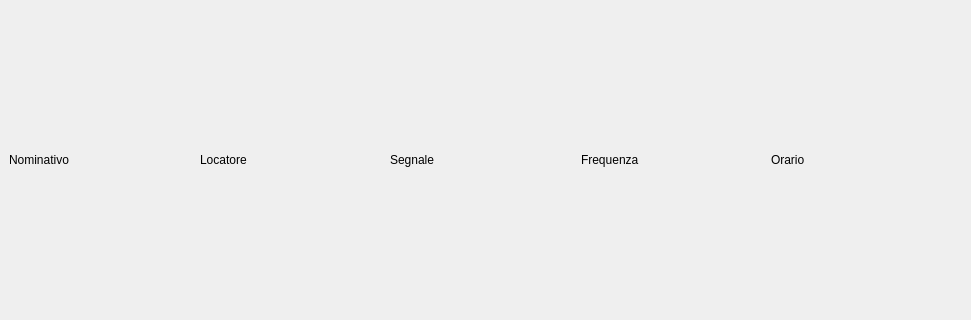
DoppiaZeta/RFLog, file mainwindow.ui: the form before one commit; both pictures show x 0 to 971 and y 138 to 458 of the 971 by 599 pixel window.
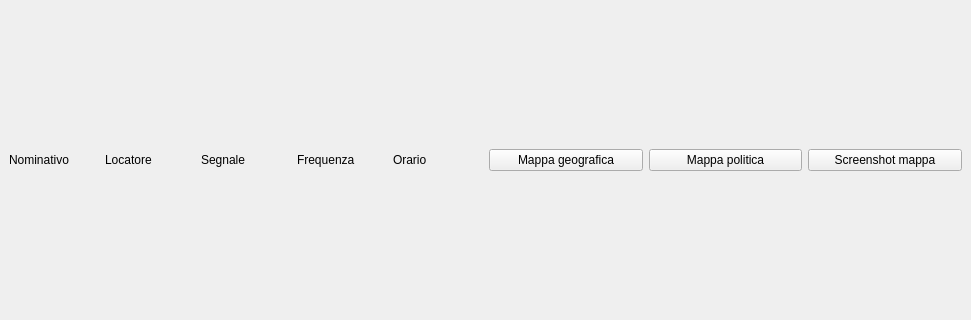
The form after the commit.

Commit message: mappa geofrafica mappa politica

Diff of the .ui file:
```diff
--- a/mainwindow.ui
+++ b/mainwindow.ui
@@ -15,45 +15,79 @@
   </property>
   <widget class="QWidget" name="centralwidget">
    <layout class="QGridLayout" name="gridLayout_2">
-    <item row="0" column="0">
-     <layout class="QGridLayout" name="Griglia">
-      <property name="horizontalSpacing">
-       <number>0</number>
-      </property>
-      <item row="0" column="0">
+    <item row="1" column="0">
+     <layout class="QHBoxLayout" name="horizontalLayout">
+      <item>
+       <layout class="QVBoxLayout" name="grigliaVerticale">
+        <item>
+         <layout class="QGridLayout" name="grigliaInput">
+          <item row="0" column="1">
        <widget class="QLabel" name="label">
         <property name="text">
          <string>Nominativo</string>
         </property>
        </widget>
       </item>
-      <item row="0" column="4">
-       <widget class="QLabel" name="label_4">
-        <property name="text">
-         <string>Orario</string>
-        </property>
-       </widget>
-      </item>
-      <item row="0" column="2">
+          <item row="0" column="3">
        <widget class="QLabel" name="label_3">
         <property name="text">
          <string>Segnale</string>
         </property>
        </widget>
       </item>
-      <item row="0" column="3">
+          <item row="0" column="5">
+           <widget class="QLabel" name="label_4">
+            <property name="text">
+             <string>Orario</string>
+            </property>
+           </widget>
+          </item>
+          <item row="0" column="4">
        <widget class="QLabel" name="label_5">
         <property name="text">
          <string>Frequenza</string>
         </property>
        </widget>
       </item>
-      <item row="0" column="1">
+          <item row="0" column="2">
        <widget class="QLabel" name="label_2">
         <property name="text">
          <string>Locatore</string>
         </property>
        </widget>
+          </item>
+         </layout>
+        </item>
+       </layout>
+      </item>
+     </layout>
+    </item>
+    <item row="1" column="1">
+     <layout class="QVBoxLayout" name="grigliaDestra" stretch="0">
+      <item>
+       <layout class="QHBoxLayout" name="horizontalLayout_2">
+        <item>
+         <widget class="QPushButton" name="mappaGeografica">
+          <property name="text">
+           <string>Mappa geografica</string>
+          </property>
+         </widget>
+        </item>
+        <item>
+         <widget class="QPushButton" name="mappaPolitica">
+          <property name="text">
+           <string>Mappa politica</string>
+          </property>
+         </widget>
+        </item>
+        <item>
+         <widget class="QPushButton" name="mappaScreenshot">
+          <property name="text">
+           <string>Screenshot mappa</string>
+          </property>
+         </widget>
+        </item>
+       </layout>
       </item>
      </layout>
     </item>
```
Lines whose indentation alone changed are shown as unchanged. The commit also changes 9 other files.
